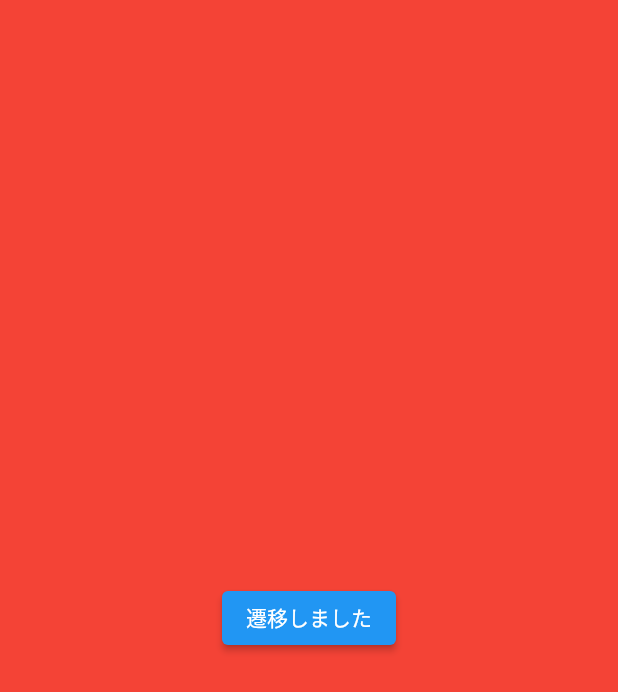
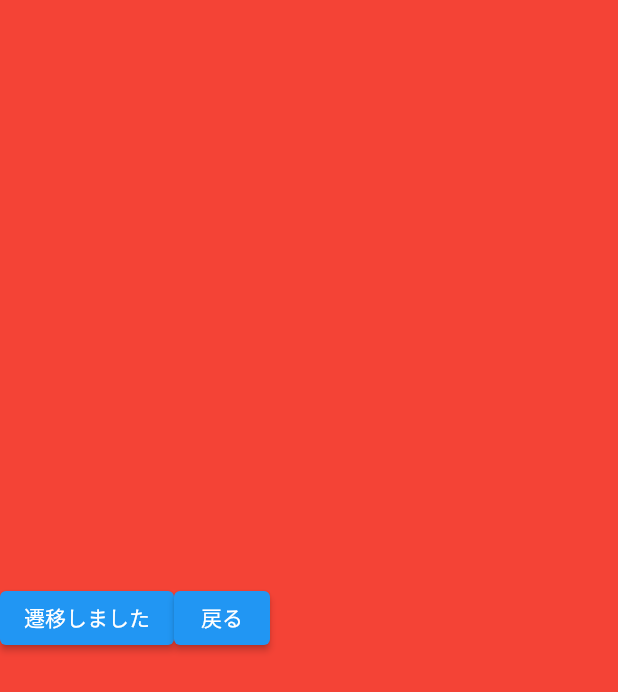
Before and after one commit to ramen2020/flutter_cheat, a Flutter app: the screen it shows after launch, after a tap on "placetice1", on a phone screen of 412 x 824 dp. Shown: the top 692 px of the screen. Run offline on Flutter 3.47's test engine with Material 2 defaults, Android fonts, the phone set to English and light mode, and no system bars.

Commit message:
戻るボタンを追加

```diff
--- a/lib/pages/page1_page.dart
+++ b/lib/pages/page1_page.dart
@@ -28,12 +28,24 @@ class Page6 extends StatelessWidget {
     return Container(
       color: Colors.red,
       alignment: Alignment.center,
-      child: Center(
-        child: ElevatedButton(
-          child: Text('遷移しました'),
-          onPressed: () {},
+      child: Row(// 1行目
+          children: <Widget>[
+        Center(
+          child: ElevatedButton(
+            child: Text('遷移しました'),
+            onPressed: () {},
+          ),
         ),
-      ),
+        Center(
+          child: ElevatedButton(
+            child: Text('戻る'),
+            onPressed: () {
+              // 1つ前に戻る
+              Navigator.pop(context);
+            },
+          ),
+        ),
+      ]),
     );
   }
 }
```
